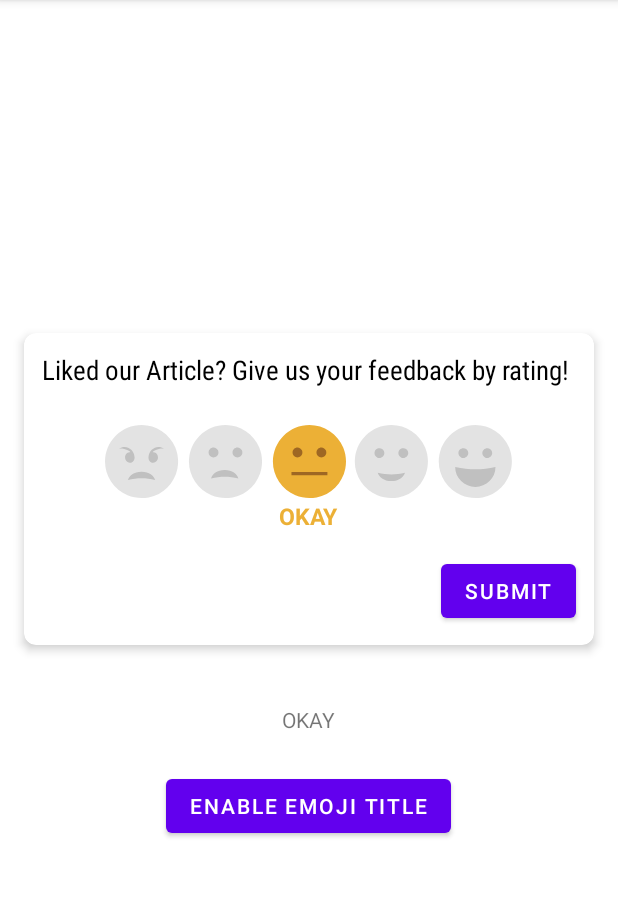
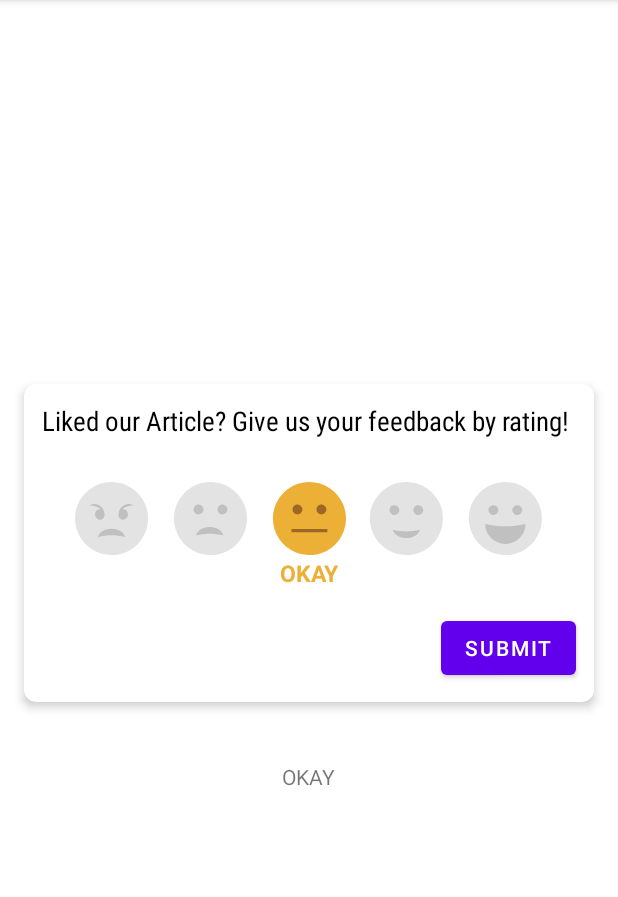
Before and after one commit to unaisulhadi/emojiratingbar, an Android app: the screen it shows after launch (MainActivity), on a phone screen of 412 x 824 dp, the part 84-981 px from its top. Run offline under Robolectric (Android 15) with nearby library versions, the phone set to English and light mode, and no system bars; our stand-ins replace sdp/ssp sizes.

Commit message:
Added Art

```diff
--- a/sample/src/main/res/layout/activity_main.xml
+++ b/sample/src/main/res/layout/activity_main.xml
@@ -33,11 +33,11 @@
 
             <com.hadi.emojiratingbar.EmojiRatingBar
                 android:id="@+id/emoji_rating_bar"
-                android:layout_width="wrap_content"
+                android:layout_width="match_parent"
                 android:layout_height="wrap_content"
                 android:layout_gravity="center"
                 app:showText="true"
-                android:layout_marginTop="12dp"
+                android:layout_marginTop="16dp"
                 android:layout_marginBottom="8dp"
                 android:layout_marginHorizontal="24dp"/>
 
@@ -72,6 +72,7 @@
         android:layout_width="wrap_content"
         android:layout_height="wrap_content"
         android:layout_marginTop="24dp"
+        android:visibility="gone"
         android:text="ENABLE EMOJI TITLE"/>
 
 
```
Also changed, not shown: 1 other file.
